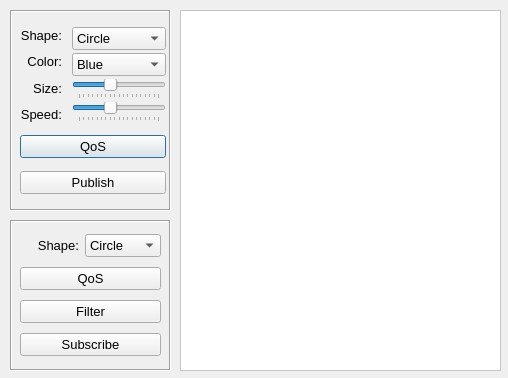
nevion/simd-cxx-old, file demo/ishapes/iShapesForm.ui: the form before one commit.
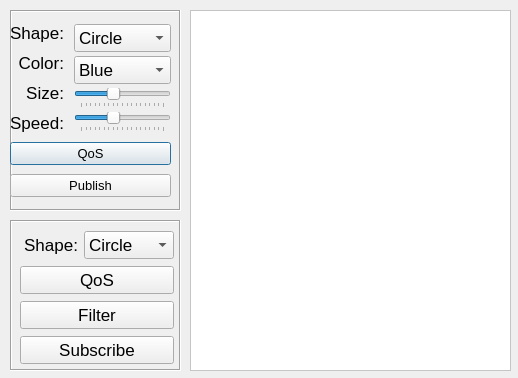
The form after the commit.

Patch:
```diff
--- a/demo/ishapes/iShapesForm.ui
+++ b/demo/ishapes/iShapesForm.ui
@@ -12,7 +12,7 @@
    <rect>
     <x>0</x>
     <y>0</y>
-    <width>508</width>
+    <width>518</width>
     <height>378</height>
    </rect>
   </property>
@@ -24,13 +24,13 @@
   </property>
   <property name="minimumSize">
    <size>
-    <width>508</width>
+    <width>518</width>
     <height>378</height>
    </size>
   </property>
   <property name="maximumSize">
    <size>
-    <width>508</width>
+    <width>518</width>
     <height>378</height>
    </size>
   </property>
@@ -51,7 +51,7 @@
     <rect>
      <x>10</x>
      <y>10</y>
-     <width>161</width>
+     <width>171</width>
      <height>201</height>
     </rect>
    </property>
@@ -69,9 +69,9 @@
    <widget class="QWidget" name="layoutWidget">
     <property name="geometry">
      <rect>
-      <x>10</x>
+      <x>0</x>
       <y>10</y>
-      <width>146</width>
+      <width>161</width>
       <height>181</height>
      </rect>
     </property>
@@ -92,7 +92,7 @@
           <widget class="QLabel" name="wShapeLabel">
            <property name="font">
             <font>
-             <pointsize>10</pointsize>
+             <pointsize>13</pointsize>
             </font>
            </property>
            <property name="layoutDirection">
@@ -110,7 +110,7 @@
           <widget class="QLabel" name="colorLabel">
            <property name="font">
             <font>
-             <pointsize>10</pointsize>
+             <pointsize>13</pointsize>
             </font>
            </property>
            <property name="text">
@@ -125,7 +125,7 @@
           <widget class="QLabel" name="label">
            <property name="font">
             <font>
-             <pointsize>10</pointsize>
+             <pointsize>13</pointsize>
             </font>
            </property>
            <property name="text">
@@ -140,7 +140,7 @@
           <widget class="QLabel" name="label_2">
            <property name="font">
             <font>
-             <pointsize>10</pointsize>
+             <pointsize>13</pointsize>
             </font>
            </property>
            <property name="text">
@@ -162,7 +162,7 @@
           <widget class="QComboBox" name="wShapeList">
            <property name="font">
             <font>
-             <pointsize>10</pointsize>
+             <pointsize>13</pointsize>
             </font>
            </property>
            <item>
@@ -184,6 +184,11 @@
          </item>
          <item>
           <widget class="QComboBox" name="colorList">
+           <property name="font">
+            <font>
+             <pointsize>13</pointsize>
+            </font>
+           </property>
            <item>
             <property name="text">
              <string>Blue</string>
@@ -346,7 +351,7 @@
     <rect>
      <x>10</x>
      <y>220</y>
-     <width>161</width>
+     <width>171</width>
      <height>151</height>
     </rect>
    </property>
@@ -361,8 +366,8 @@
      <rect>
       <x>10</x>
       <y>10</y>
-      <width>141</width>
-      <height>130</height>
+      <width>154</width>
+      <height>137</height>
      </rect>
     </property>
     <layout class="QVBoxLayout" name="verticalLayout_4">
@@ -372,7 +377,7 @@
         <widget class="QLabel" name="label_3">
          <property name="font">
           <font>
-           <pointsize>10</pointsize>
+           <pointsize>13</pointsize>
           </font>
          </property>
          <property name="text">
@@ -387,7 +392,7 @@
         <widget class="QComboBox" name="rShapeList">
          <property name="font">
           <font>
-           <pointsize>10</pointsize>
+           <pointsize>13</pointsize>
           </font>
          </property>
          <item>
@@ -413,7 +418,7 @@
       <widget class="QPushButton" name="subQosButton">
        <property name="font">
         <font>
-         <pointsize>10</pointsize>
+         <pointsize>13</pointsize>
         </font>
        </property>
        <property name="toolTip">
@@ -432,7 +437,7 @@
       <widget class="QPushButton" name="filterButton">
        <property name="font">
         <font>
-         <pointsize>10</pointsize>
+         <pointsize>13</pointsize>
         </font>
        </property>
        <property name="toolTip">
@@ -451,7 +456,7 @@
       <widget class="QPushButton" name="createReaderButton">
        <property name="font">
         <font>
-         <pointsize>10</pointsize>
+         <pointsize>13</pointsize>
         </font>
        </property>
        <property name="toolTip">
@@ -472,7 +477,7 @@
   <widget class="QFrame" name="renderFrame">
    <property name="geometry">
     <rect>
-     <x>180</x>
+     <x>190</x>
      <y>10</y>
      <width>321</width>
      <height>361</height>
```
